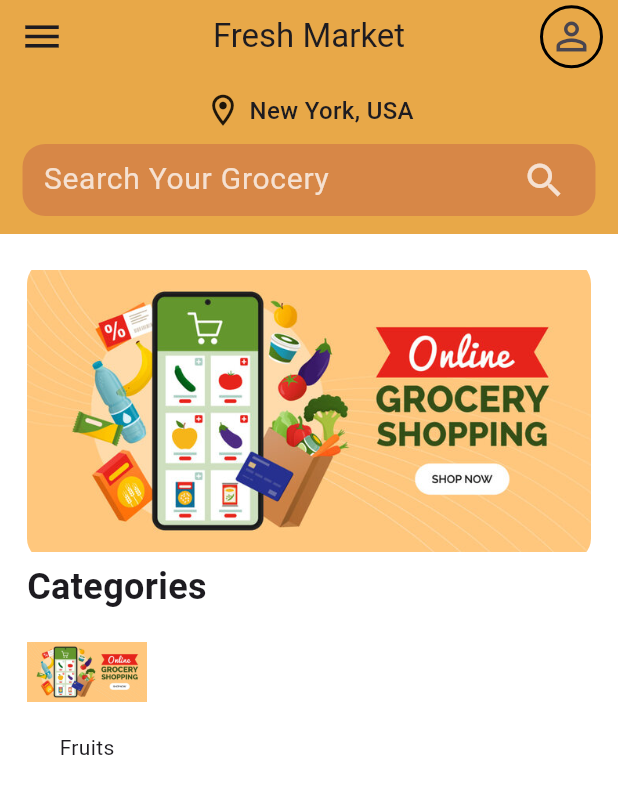
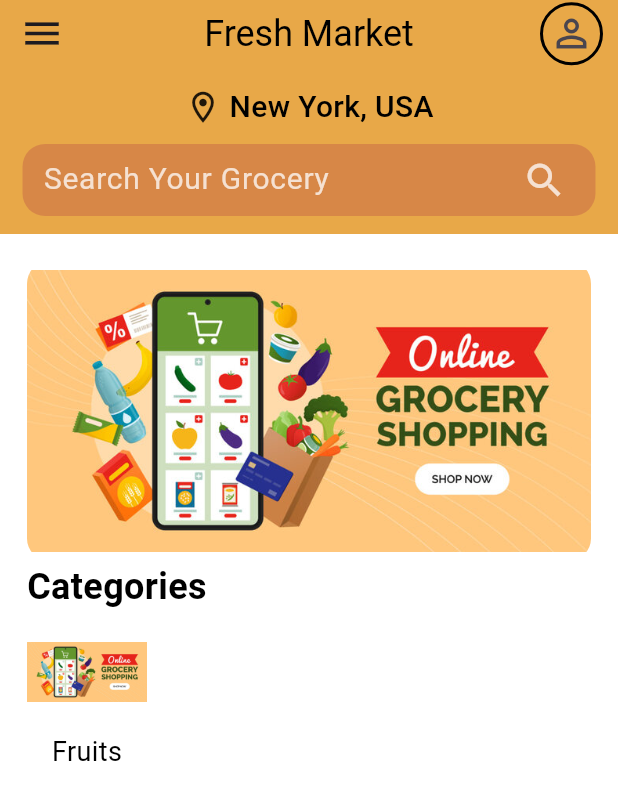
Before and after one commit to satyam044/Fresh-Market-App, a Flutter app: the screen it shows after launch, after a tap on "Sign In", on a phone screen of 412 x 824 dp. Shown: the top 800 px of the screen. Run offline on Flutter 3.47's test engine with Material 3 defaults, Android fonts, the light colour scheme and no system bars.

Commit message:
UI Helper

```diff
--- a/lib/pages/home_page.dart
+++ b/lib/pages/home_page.dart
@@ -1,4 +1,5 @@
 import 'package:flutter/material.dart';
+import 'package:fresh_market_app/widgets/UIhelper.dart';
 import 'package:fresh_market_app/widgets/app_bar_widget.dart';
 import 'package:fresh_market_app/widgets/banner_widget.dart';
 
@@ -22,24 +23,36 @@ class HomePage extends StatelessWidget {
               Column(
                 crossAxisAlignment: CrossAxisAlignment.start,
                 children: [
-                  Text('Categories', style: TextStyle(
-                    fontSize: 24,
+                  UIhelper.customTxt(
+                    text: 'Categories',
+                    color: Colors.black,
                     fontWeight: FontWeight.bold,
-                  ),),
+                    fontsize: 24,
+                  ),
                   Row(
                     children: [
                       Column(
                         children: [
-                          Image.asset('assets/images/banner.jpg', height: 80, width: 80, fit: BoxFit.contain,),
-                          Text('Fruits'),
+                          Image.asset(
+                            'assets/images/banner.jpg',
+                            height: 80,
+                            width: 80,
+                            fit: BoxFit.contain,
+                          ),
+                          UIhelper.customTxt(
+                            text: 'Fruits',
+                            color: Colors.black,
+                            fontWeight: FontWeight.normal,
+                            fontsize: 18,
+                          ),
                         ],
-                      )
+                      ),
                     ],
-                  )
+                  ),
                 ],
-              )
+              ),
             ],
-          )
+          ),
         ),
       ),
     );
--- a/lib/pages/login_page.dart
+++ b/lib/pages/login_page.dart
@@ -1,6 +1,7 @@
 import 'package:flutter/material.dart';
 import 'package:fresh_market_app/pages/home_page.dart';
 import 'package:fresh_market_app/themes/theme_provider.dart';
+import 'package:fresh_market_app/widgets/UIhelper.dart';
 import 'package:provider/provider.dart';
 
 class LoginPage extends StatelessWidget {
@@ -20,9 +21,11 @@ class LoginPage extends StatelessWidget {
             const SizedBox(height: 20),
             Column(
               children: [
-                Text(
-                  'Sign In',
-                  style: TextStyle(fontWeight: FontWeight.bold, fontSize: 40),
+                UIhelper.customTxt(
+                  text: 'Sign In',
+                  color: Colors.black,
+                  fontWeight: FontWeight.bold,
+                  fontsize: 40,
                 ),
                 Padding(
                   padding: const EdgeInsets.all(18.0),
@@ -51,18 +54,24 @@ class LoginPage extends StatelessWidget {
                               const EdgeInsets.symmetric(vertical: 10),
                             ),
                             backgroundColor: WidgetStateProperty.all(
-                              Provider.of<ThemeProvider>(context).themeData.primaryColor,
+                              Provider.of<ThemeProvider>(
+                                context,
+                              ).themeData.primaryColor,
                             ),
                           ),
                           onPressed: () {
-                            Navigator.pushReplacement(context, MaterialPageRoute(builder: (context) => HomePage()));
+                            Navigator.pushReplacement(
+                              context,
+                              MaterialPageRoute(
+                                builder: (context) => HomePage(),
+                              ),
+                            );
                           },
-                          child: const Text(
-                            'Sign In',
-                            style: TextStyle(
-                              color: Colors.white,
-                              fontSize: 26,
-                            ),
+                          child: UIhelper.customTxt(
+                            text: 'Sign In',
+                            color: Colors.white,
+                            fontWeight: FontWeight.normal,
+                            fontsize: 26,
                           ),
                         ),
                       ),
@@ -77,19 +86,29 @@ class LoginPage extends StatelessWidget {
     );
   }
 
-  Widget _buildTextField(BuildContext context,
-      {required String label, required String hint, bool obscure = false}) {
+  Widget _buildTextField(
+    BuildContext context, {
+    required String label,
+    required String hint,
+    bool obscure = false,
+  }) {
     return Column(
       crossAxisAlignment: CrossAxisAlignment.start,
       children: [
-        Text(label,
-            style: const TextStyle(fontSize: 24, fontWeight: FontWeight.w400)),
+        UIhelper.customTxt(
+          text: label,
+          color: Colors.black,
+          fontWeight: FontWeight.w400,
+          fontsize: 24,
+        ),
         Container(
           width: MediaQuery.of(context).size.width,
           height: 60,
           alignment: Alignment.center,
           decoration: BoxDecoration(
-            border: Border.all(color: Provider.of<ThemeProvider>(context).themeData.primaryColor),
+            border: Border.all(
+              color: Provider.of<ThemeProvider>(context).themeData.primaryColor,
+            ),
             borderRadius: BorderRadius.circular(10),
           ),
           child: TextField(
--- a/lib/pages/splash_page.dart
+++ b/lib/pages/splash_page.dart
@@ -1,5 +1,6 @@
 import 'package:flutter/material.dart';
 import 'package:fresh_market_app/pages/login_page.dart';
+import 'package:fresh_market_app/widgets/UIhelper.dart';
 
 class SplashPage extends StatefulWidget {
   const SplashPage({super.key});
@@ -25,23 +26,29 @@ class _SplashPageState extends State<SplashPage> {
         child: Column(
           mainAxisAlignment: MainAxisAlignment.center,
           children: [
-            Text('Fresh-Market', style: TextStyle(
-              fontSize: 40,
-              fontWeight: FontWeight.bold
-            ),),
+            UIhelper.customTxt(
+              text: 'Fresh-Market',
+              color: Colors.black,
+              fontWeight: FontWeight.bold,
+              fontsize: 40,
+            ),
             Hero(
               tag: 'splash-img',
-              child: Image.asset('assets/images/splash.png'),
+              child: UIhelper.customImg(img: 'splash.png'),
             ),
-            SizedBox(height: 50,),
-            Text('Grocery at your', style: TextStyle(
-              fontSize: 30,
+            SizedBox(height: 50),
+            UIhelper.customTxt(
+              text: 'Grocery at your',
+              color: Colors.black,
               fontWeight: FontWeight.bold,
-            ),),
-            Text('Doorstep', style: TextStyle(
-              fontSize: 24,
-              fontWeight: FontWeight.w500,
-            ),),
+              fontsize: 30,
+            ),
+            UIhelper.customTxt(
+              text: 'Doorstep',
+              color: Colors.black,
+              fontWeight: FontWeight.w400,
+              fontsize: 24,
+            ),
           ],
         ),
       ),
--- /dev/null
+++ b/lib/widgets/UIhelper.dart
@@ -0,0 +1,23 @@
+import 'package:flutter/material.dart';
+
+class UIhelper {
+  static customImg({required String img}) {
+    return Image.asset('assets/images/$img');
+  }
+
+  static customTxt({
+    required String text,
+    required Color color,
+    required FontWeight fontWeight,
+    required double fontsize,
+  }) {
+    return Text(
+      text,
+      style: TextStyle(
+        color: color,
+        fontWeight: fontWeight,
+        fontSize: fontsize,
+      ),
+    );
+  }
+}
--- a/lib/widgets/app_bar_widget.dart
+++ b/lib/widgets/app_bar_widget.dart
@@ -1,5 +1,6 @@
 import 'package:flutter/material.dart';
 import 'package:fresh_market_app/themes/theme_provider.dart';
+import 'package:fresh_market_app/widgets/UIhelper.dart';
 import 'package:provider/provider.dart';
 
 class AppBarWidget extends StatelessWidget implements PreferredSizeWidget {
@@ -12,7 +13,12 @@ class AppBarWidget extends StatelessWidget implements PreferredSizeWidget {
       backgroundColor: Provider.of<ThemeProvider>(
         context,
       ).themeData.scaffoldBackgroundColor,
-      title: const Text("Fresh Market"),
+      title: UIhelper.customTxt(
+        text: 'Fresh Market',
+        color: Colors.black,
+        fontWeight: FontWeight.normal,
+        fontsize: 24,
+      ),
       centerTitle: true,
       actions: [
         Padding(
@@ -35,12 +41,14 @@ class AppBarWidget extends StatelessWidget implements PreferredSizeWidget {
             children: [
               Row(
                 mainAxisAlignment: MainAxisAlignment.center,
-                children: const [
+                children: [
                   Icon(Icons.location_on_outlined, size: 25),
                   SizedBox(width: 5),
-                  Text(
-                    'New York, USA',
-                    style: TextStyle(fontSize: 16, fontWeight: FontWeight.w500),
+                  UIhelper.customTxt(
+                    text: 'New York, USA',
+                    color: Colors.black,
+                    fontWeight: FontWeight.w500,
+                    fontsize: 20,
                   ),
                 ],
               ),
--- a/lib/widgets/banner_widget.dart
+++ b/lib/widgets/banner_widget.dart
@@ -1,4 +1,5 @@
 import 'package:flutter/material.dart';
+import 'package:fresh_market_app/widgets/UIhelper.dart';
 
 class BannerWidget extends StatelessWidget {
   const BannerWidget({super.key});
@@ -8,7 +9,7 @@ class BannerWidget extends StatelessWidget {
     return Container(
       height: 200,
       child: ClipRRect(
-        child: Image.asset('assets/images/banner.jpg'),
+        child: UIhelper.customImg(img: 'banner.jpg'),
         borderRadius: BorderRadiusGeometry.all(Radius.circular(15)),
       ),
     );
```
Also changed, not shown: 1 other file.
